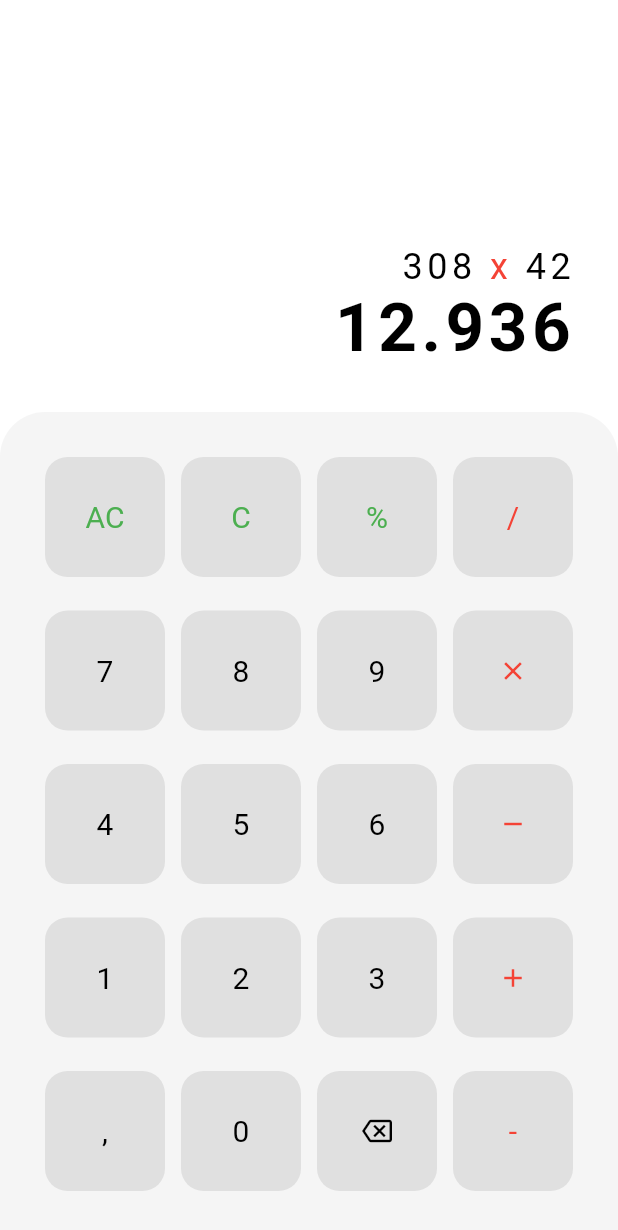
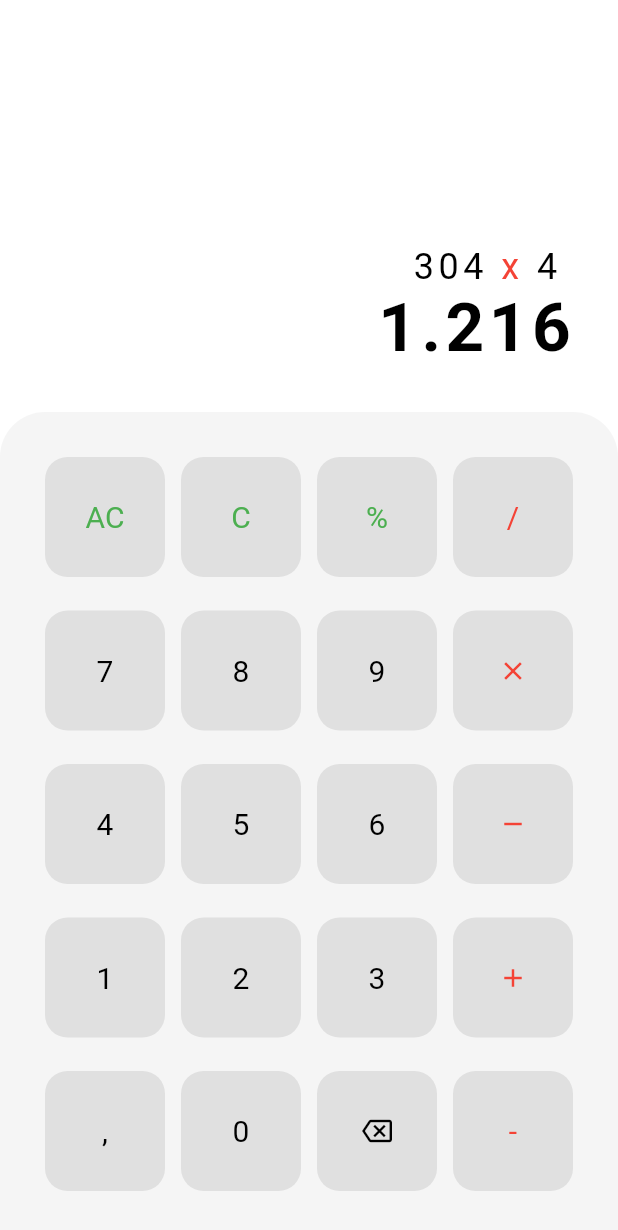
Before and after one commit to wesleyschneider/flutter-calculator, a Flutter app: the screen it shows after launch, on a phone screen of 412 x 824 dp. Shown: the top 1230 px of the screen. Run offline on Flutter 3.47's test engine with Material 2 defaults, Android fonts, the phone set to English and light mode, and no system bars.

Commit message:
✨ - Separate expressions

```diff
--- a/lib/pages/Home.dart
+++ b/lib/pages/Home.dart
@@ -2,18 +2,29 @@ import 'package:calculator/widgets/Display.dart';
 import 'package:calculator/widgets/Keyboard.dart';
 import 'package:flutter/material.dart';
 
-class Home extends StatelessWidget {
-  final Color backgroundColor = Colors.white;
+class Home extends StatefulWidget {
+  @override
+  _HomeState createState() => _HomeState();
+}
+
+class _HomeState extends State<Home> {
+  final Color _backgroundColor = Colors.white;
+
+  String bufferExpressions = '304 x 4';
+  String bufferResult = '1.216';
 
   @override
   Widget build(BuildContext context) {
     return Expanded(
       flex: 1,
       child: Container(
-        color: backgroundColor,
+        color: _backgroundColor,
         child: Column(
           children: <Widget>[
-            Display(),
+            Display(
+              bufferExpressions: bufferExpressions,
+              bufferResult: bufferResult,
+            ),
             Keyboard(),
           ],
         ),
--- /dev/null
+++ b/lib/utils/expressions.dart
@@ -0,0 +1 @@
+List<String> listExpressions = ['x', '+', '-', '/', '='];
--- a/lib/widgets/Display.dart
+++ b/lib/widgets/Display.dart
@@ -5,6 +5,12 @@ class Display extends StatelessWidget {
   final EdgeInsets _padding = EdgeInsets.all(30);
   final TextStyle _principalTextStyle = TextStyle(
       fontWeight: FontWeight.bold, color: Colors.black, letterSpacing: 3);
+
+  Display({this.bufferExpressions, this.bufferResult})
+      : super(key: new Key(bufferExpressions + bufferResult));
+
+  final String bufferExpressions;
+  final String bufferResult;
 
   @override
   Widget build(BuildContext context) {
@@ -17,9 +23,9 @@ class Display extends StatelessWidget {
           mainAxisAlignment: MainAxisAlignment.end,
           crossAxisAlignment: CrossAxisAlignment.end,
           children: <Widget>[
-            TextExpression(),
+            TextExpression(text: bufferExpressions),
             Text(
-              '12.936',
+              bufferResult,
               style: Theme.of(context)
                   .textTheme
                   .headline3
--- a/lib/widgets/TextExpression.dart
+++ b/lib/widgets/TextExpression.dart
@@ -1,12 +1,34 @@
 import 'package:flutter/material.dart';
+import 'package:calculator/utils/expressions.dart';
 
-class TextExpression extends StatelessWidget {
+class TextBuffer {
+  String value;
+  bool isExpression;
+
+  TextBuffer(this.value, this.isExpression);
+}
+
+class TextExpression extends StatefulWidget {
+  final String text;
+  TextExpression({this.text}) : super(key: new Key(text));
+
+  @override
+  _TextExpressionState createState() => _TextExpressionState(text: text);
+}
+
+class _TextExpressionState extends State<TextExpression> {
   final TextStyle _secundaryTextStyle = TextStyle(
       fontWeight: FontWeight.w400, color: Colors.black, letterSpacing: 3);
   final TextStyle _operatorTextStyle = TextStyle(color: Colors.red);
-  final String text;
 
-  TextExpression({this.text});
+  List<TextBuffer> textBuffer;
+
+  _TextExpressionState({String text}) {
+    textBuffer = text
+        .split(' ')
+        .map((l) => new TextBuffer(l + ' ', listExpressions.indexOf(l) > -1))
+        .toList();
+  }
 
   @override
   Widget build(BuildContext context) {
@@ -17,14 +39,16 @@ class TextExpression extends StatelessWidget {
       text: TextSpan(
         text: '',
         style: _textStyle,
-        children: <TextSpan>[
-          TextSpan(text: '308 '),
-          TextSpan(
-            text: 'x',
-            style: _textStyle.merge(_operatorTextStyle),
-          ),
-          TextSpan(text: ' 42'),
-        ],
+        children: textBuffer
+            .map(
+              (t) => TextSpan(
+                text: t.value,
+                style: t.isExpression
+                    ? _textStyle.merge(_operatorTextStyle)
+                    : _textStyle,
+              ),
+            )
+            .toList(),
       ),
     );
   }
```
